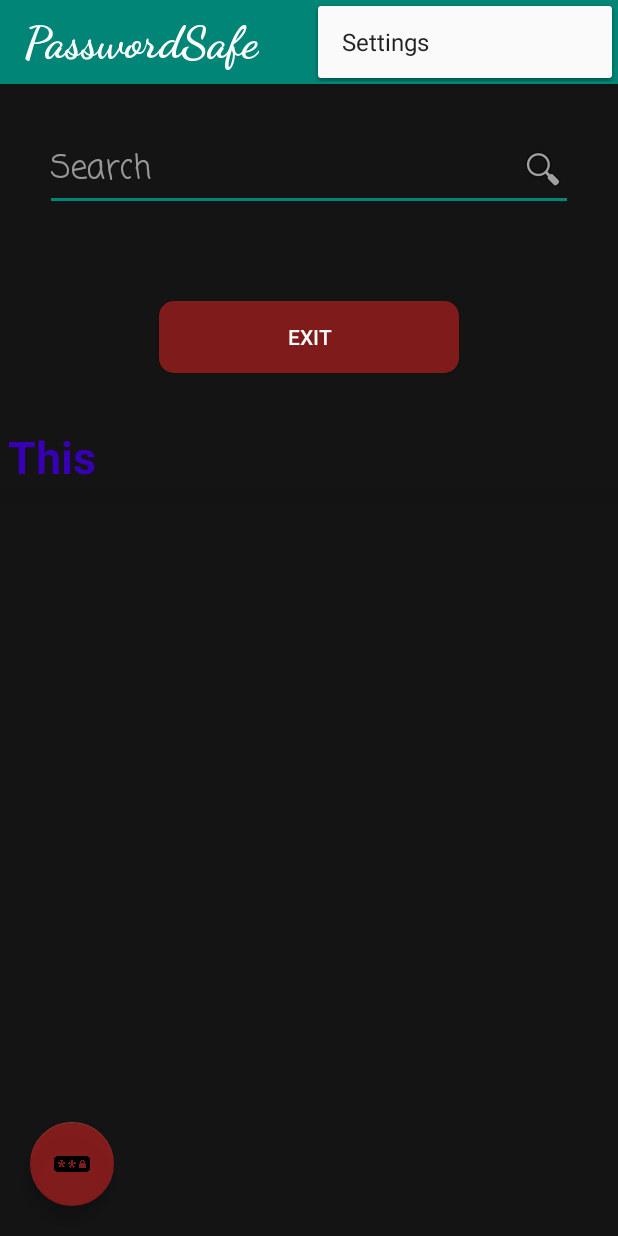
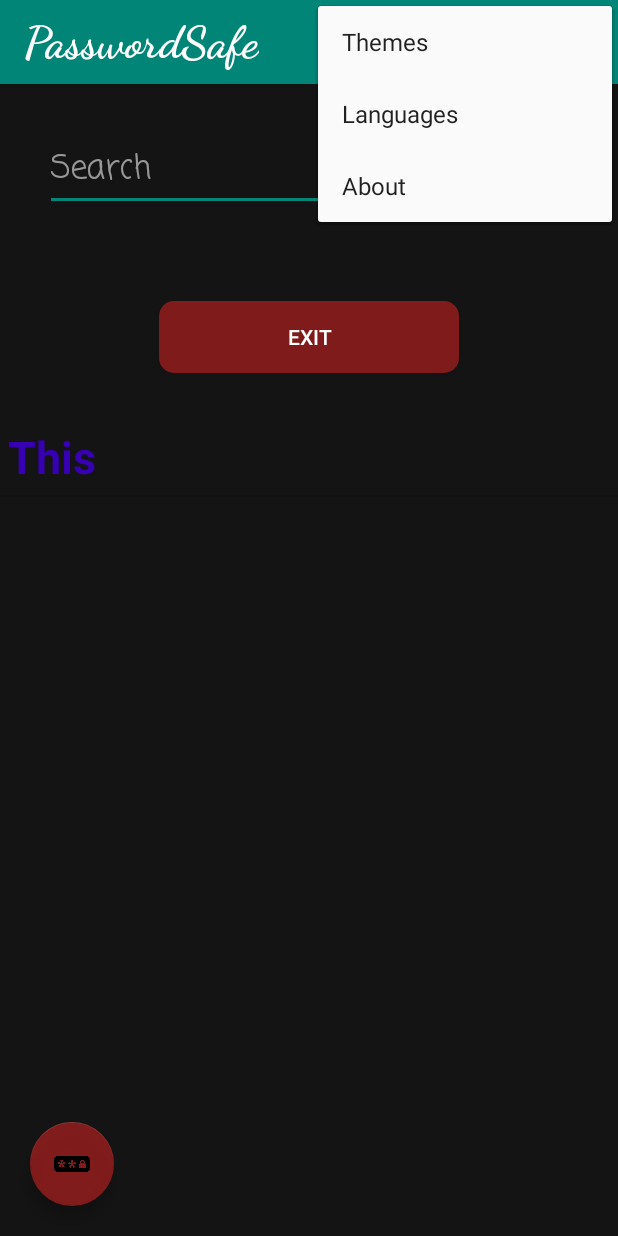
Before and after one commit to asakl/PasswordSafe, an Android app: the MainActivity screen opened directly, with no data from a screen before it, with the options menu open, on a phone screen of 412 x 824 dp. Run offline under Robolectric (Android 15) with nearby library versions, the phone set to English and light mode, and no system bars.

Commit message:
finish all theme stuff

```diff
--- a/app/src/main/AndroidManifest.xml
+++ b/app/src/main/AndroidManifest.xml
@@ -21,6 +21,7 @@
         <activity android:name=".LoginActivity" android:label=" Login"/>
         <activity android:name=".MainActivity" android:label="@string/app_name"/>
         <activity android:name=".SettingsActivity" android:label="@string/settings"/>
+        <activity android:name=".ThemeActivity" android:label="@string/themes"/>
     </application>
 
 </manifest>
--- a/app/src/main/java/asa/PasswordSafe/DBWarpper.java
+++ b/app/src/main/java/asa/PasswordSafe/DBWarpper.java
@@ -71,7 +71,7 @@ public class DBWarpper extends SQLiteOpenHelper
         contentValues.put("COLOR", c);
 
         if (db.rawQuery("select * from AppInfo",null).getCount() != 0) {
-            db.delete("AppInfo", "*", null);
+            db.delete("AppInfo", "ID = 1", null);
         }
         db.insert("AppInfo", null, contentValues);
     }
--- a/app/src/main/java/asa/PasswordSafe/MainActivity.java
+++ b/app/src/main/java/asa/PasswordSafe/MainActivity.java
@@ -92,8 +92,8 @@ public class MainActivity extends AppCompatActivity {
     @Override
     public boolean onOptionsItemSelected(MenuItem item) {
         switch (item.getItemId()){
-            case R.id.mainMenuSettings:
-                Intent intent = new Intent(this, SettingsActivity.class);
+            case R.id.themesOnMenu:
+                Intent intent = new Intent(this, ThemeActivity.class);
                 startActivity(intent);
                 break;
             default:
--- a/app/src/main/java/asa/PasswordSafe/ThemeActivity.java
+++ b/app/src/main/java/asa/PasswordSafe/ThemeActivity.java
@@ -27,13 +27,13 @@ public class ThemeActivity extends AppCompatActivity
                 switch (i){
                     case R.id.darkButton:
                         Constants.color = 0;
-                        setContentView(R.layout.theme_window_dark);
                         db.changeColor(0);
+                        recreate();
                         break;
                     case R.id.lightButton:
                         Constants.color = 1;
-                        setContentView(R.layout.theme_window_light);
                         db.changeColor(1);
+                        recreate();
                         break;
                     case R.id.customButton:
                         //Constants.color = 1;
--- a/app/src/main/res/menu/main_menu.xml
+++ b/app/src/main/res/menu/main_menu.xml
@@ -2,8 +2,13 @@
 <menu xmlns:android="http://schemas.android.com/apk/res/android"
     xmlns:app="http://schemas.android.com/apk/res-auto">
     <item
-        android:id="@+id/mainMenuSettings"
-        android:title="@string/settings"
-        app:showAsAction="never" />
+        android:id="@+id/themesOnMenu"
+        android:title="@string/themes" />
+    <item
+        android:id="@+id/lanuagesOnMenu"
+        android:title="@string/languages" />
+    <item
+        android:id="@+id/aboutOnMenu"
+        android:title="@string/about" />
 
 </menu>
--- a/app/src/main/res/values/strings.xml
+++ b/app/src/main/res/values/strings.xml
@@ -20,4 +20,5 @@
     <string name="back">Back</string>
     <string name="backMsg">Prees back to exit</string>
     <string name="appInfo" translatable="false">© Asa Klein</string>
+    <string name="about">About</string>
 </resources>
```
